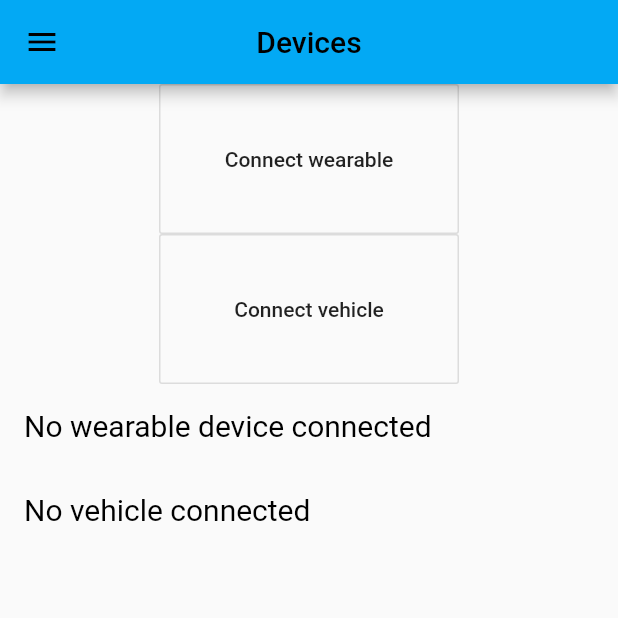
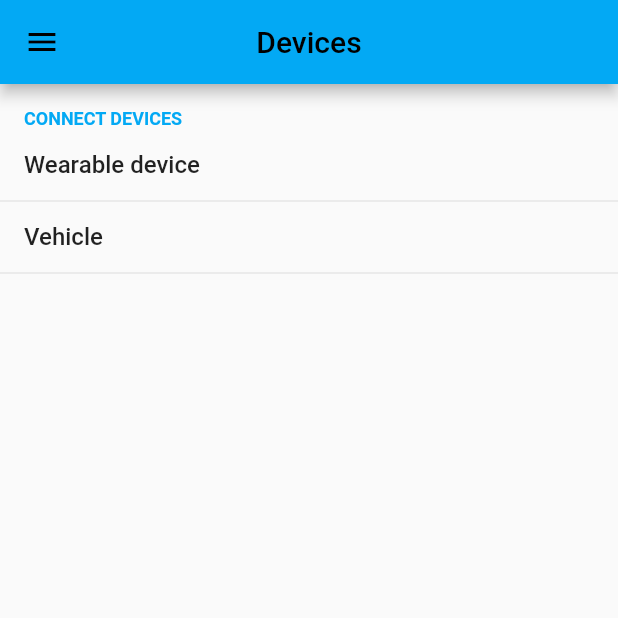
Before and after one commit to DevHacks-2022-Ego-Team/egoDevHacksMobileApp, a Flutter app: the DevicesPage screen opened directly, on a phone screen of 412 x 824 dp, the top half of it. Run offline on Flutter 3.47's test engine with Material 2 defaults, Android fonts, the phone set to English and light mode, and no system bars; drawn by our look-alikes of flutter_settings_screens; our stand-ins replace sqflite; accounts and stored records are empty.

Commit message:
Fixed devices tab

```diff
--- a/lib/pages/devices_page.dart
+++ b/lib/pages/devices_page.dart
@@ -1,4 +1,5 @@
 import 'package:flutter/material.dart';
+import 'package:flutter_settings_screens/flutter_settings_screens.dart';
 import 'package:safety_driving/widget/navigation_drawer_widget.dart';
 
 class DevicesPage extends StatefulWidget {
@@ -7,58 +8,28 @@ class DevicesPage extends StatefulWidget {
 }
 
 class _DevicesPageState extends State<DevicesPage> {
-  String _wearableDevice = 'No wearable device connected';
-  String _vehicle = 'No vehicle connected';
-
   @override
   Widget build(BuildContext context) {
     return Scaffold(
         drawer: NavigationDrawerWidget(),
         appBar: AppBar(
-        title: Text('Devices'),
+          title: const Text('Devices'),
           centerTitle: true,
           backgroundColor: Colors.lightBlue,
         ),
         body: Column(children: <Widget>[
           Center(
-            child: OutlinedButton(
-          style: outlineButtonStyle,
-          onPressed: () {},
-          child: Text('Connect wearable'),
-        )),
-        Center(
-          child: OutlinedButton(
-              style: outlineButtonStyle,
-              onPressed: () {},
-              child: Text('Connect vehicle')),
+            child: SettingsGroup(
+              title: 'Connect devices',
+              children: [
+                TextInputSettingsTile(
+                  settingKey: 'wearable-device',
+                  title: 'Wearable device',
                 ),
-        Expanded(
-          child: ListView(children: <Widget>[
-            buildDeviceItem(context, text: _wearableDevice),
-            buildDeviceItem(context, text: _vehicle)
-          ]),
+                TextInputSettingsTile(title: 'Vehicle', settingKey: 'vehicle')
+              ],
+            ),
           )
-      ]),
-    );
+        ]));
   }
-
-  buildDeviceItem(BuildContext context, {required String text}) {
-    const textColor = Colors.black;
-
-    return Material(
-        color: Colors.transparent,
-        child: ListTile(
-            selectedTileColor: Colors.white24,
-            title: Text(text,
-                style: const TextStyle(color: textColor, fontSize: 20))));
 }
-
-  final ButtonStyle outlineButtonStyle = OutlinedButton.styleFrom(
-    foregroundColor: Colors.black87,
-    minimumSize: const Size(200, 100),
-    padding: const EdgeInsets.symmetric(horizontal: 30),
-    shape: const RoundedRectangleBorder(
-      borderRadius: BorderRadius.all(Radius.circular(2)),
-    ),
-  );
-}
```
Lines whose indentation alone changed are shown as unchanged.
